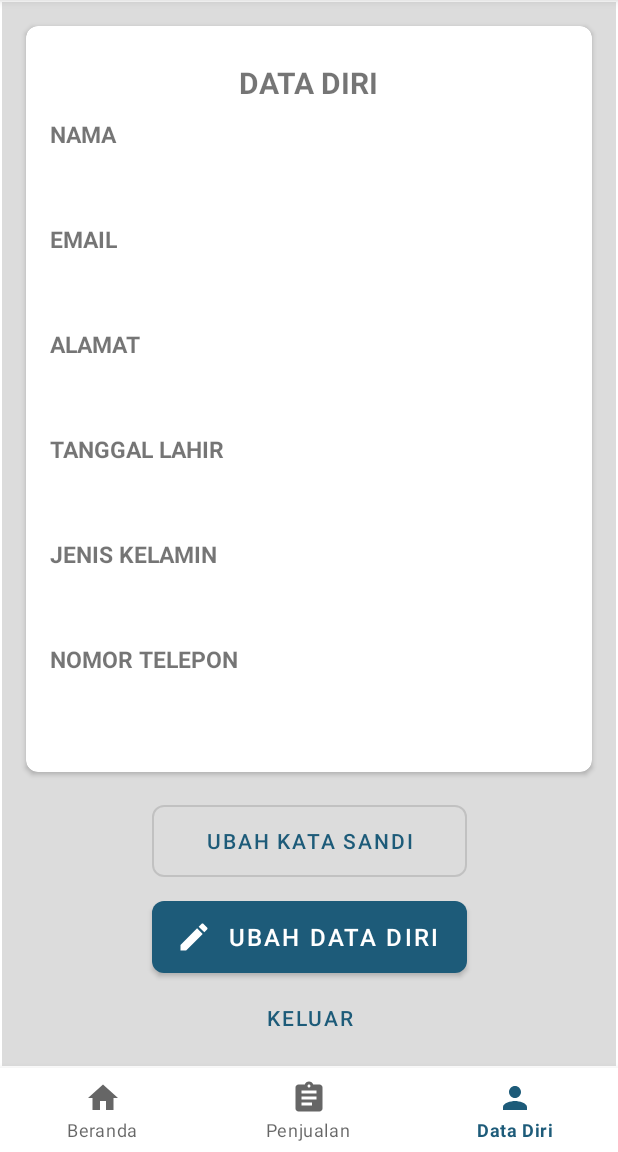
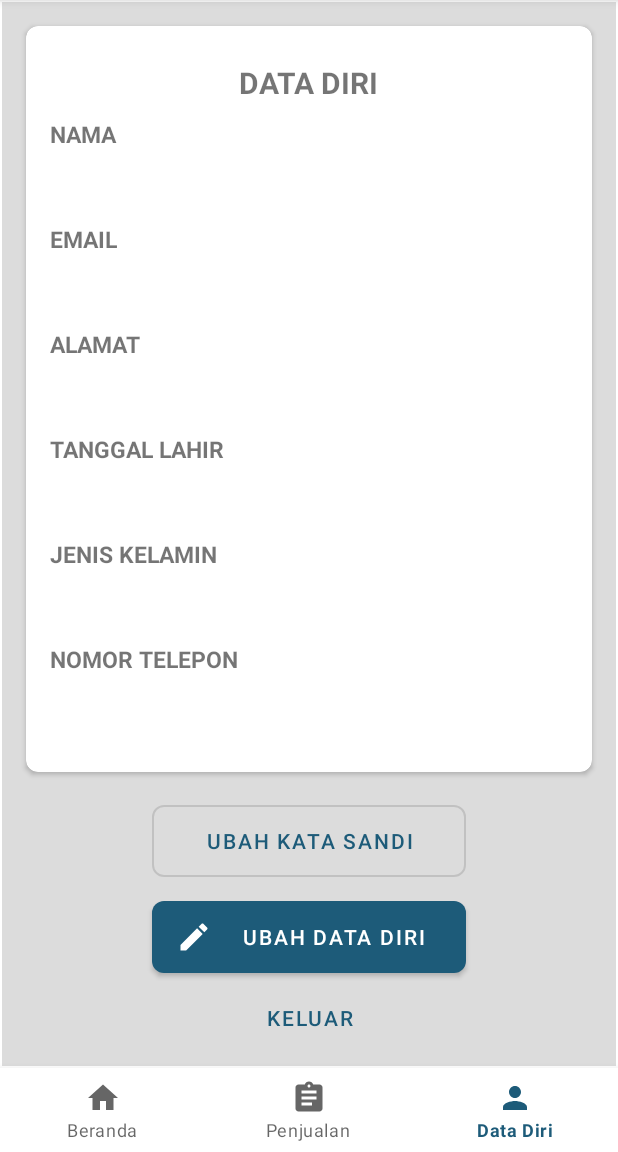
Before and after one commit to devinriyanti/MVVMKolam, an Android app: the ProfileFragment screen opened through its navigation route, on a phone screen of 412 x 824 dp, the part 84-1236 px from its top. Run offline under Robolectric (Android 15) with nearby library versions, the phone set to English and light mode, and no system bars; our stand-ins replace Picasso, Volley, navigation-ui; network calls fail; pictures from the network do not load.

```diff
--- a/app/src/main/java/id/web/devin/mvvmkolam/view/PasswordEditFragment.kt
+++ b/app/src/main/java/id/web/devin/mvvmkolam/view/PasswordEditFragment.kt
@@ -40,9 +40,10 @@ class PasswordEditFragment : Fragment() {
         super.onViewCreated(view, savedInstanceState)
         vMProfil = ViewModelProvider(this).get(ProfilViewModel::class.java)
         val email = context?.let { Global.getEmail(it) }
+        val encryptPwd = EncryptionUtils.encrypt(pwd)
+        b.btnSimpanEditPwd.setOnClickListener {
             pwd = b.txtEditKataSandi.text.toString()
             newPwd = b.txtEditKonfirmasiKataSandi.text.toString()
-        val encryptPwd = EncryptionUtils.encrypt(pwd)
             if(pwd.isNotEmpty() && newPwd.isNotEmpty()){
                 if (pwd.equals(newPwd)){
                     if(pwd.length >= 4 && pwd.length <=8){
@@ -86,6 +87,7 @@ class PasswordEditFragment : Fragment() {
                 }
             }
         }
+    }
 
     private fun observeView() {
         vMProfil.statusLD.observe(viewLifecycleOwner, Observer {
--- a/app/src/main/java/id/web/devin/mvvmkolam/view/ProfileFragment.kt
+++ b/app/src/main/java/id/web/devin/mvvmkolam/view/ProfileFragment.kt
@@ -75,6 +75,10 @@ class ProfileFragment : Fragment() {
                 create().show()
             }
         }
+        b.btnUbahPwd.setOnClickListener {
+            val action = ProfileFragmentDirections.actionPasswordEditFragment()
+            Navigation.findNavController(it).navigate(action)
+        }
     }
 
     private fun observeView() {
--- a/app/src/main/res/layout/fragment_profile.xml
+++ b/app/src/main/res/layout/fragment_profile.xml
@@ -11,13 +11,28 @@
         android:layout_width="match_parent"
         android:layout_height="match_parent">
 
+        <ScrollView
+            android:id="@+id/scrollView7"
+            android:layout_width="0dp"
+            android:layout_height="0dp"
+            app:layout_constraintBottom_toBottomOf="parent"
+            app:layout_constraintEnd_toEndOf="parent"
+            app:layout_constraintStart_toStartOf="parent"
+            app:layout_constraintTop_toTopOf="parent">
+
+            <androidx.constraintlayout.widget.ConstraintLayout
+                android:layout_width="match_parent"
+                android:layout_height="wrap_content" >
+
                 <Button
                     android:id="@+id/btnEditProfil"
-            android:layout_width="210dp"
+                    android:layout_width="0dp"
                     android:layout_height="60dp"
+                    android:layout_marginStart="100dp"
                     android:layout_marginTop="4dp"
+                    android:layout_marginEnd="100dp"
                     android:text="Ubah Data Diri"
-            android:textSize="16sp"
+                    android:textSize="14sp"
                     app:cornerRadius="8dp"
                     app:icon="@drawable/baseline_edit_24"
                     app:layout_constraintEnd_toEndOf="parent"
@@ -215,14 +230,18 @@
                 <Button
                     android:id="@+id/btnUbahPwd"
                     style="@style/Widget.MaterialComponents.Button.OutlinedButton"
-            android:layout_width="210dp"
+                    android:layout_width="0dp"
                     android:layout_height="60dp"
+                    android:layout_marginStart="100dp"
                     android:layout_marginTop="16dp"
+                    android:layout_marginEnd="100dp"
                     android:text="Ubah kata sandi"
                     app:cornerRadius="8dp"
                     app:layout_constraintEnd_toEndOf="parent"
                     app:layout_constraintStart_toStartOf="parent"
                     app:layout_constraintTop_toBottomOf="@+id/cardView7" />
+            </androidx.constraintlayout.widget.ConstraintLayout>
+        </ScrollView>
 
     </androidx.constraintlayout.widget.ConstraintLayout>
 </FrameLayout>
```
Also changed, not shown: app/src/main/res/layout/fragment_password_edit.xml (+10 -6 lines). Lines whose indentation alone changed are shown as unchanged.
